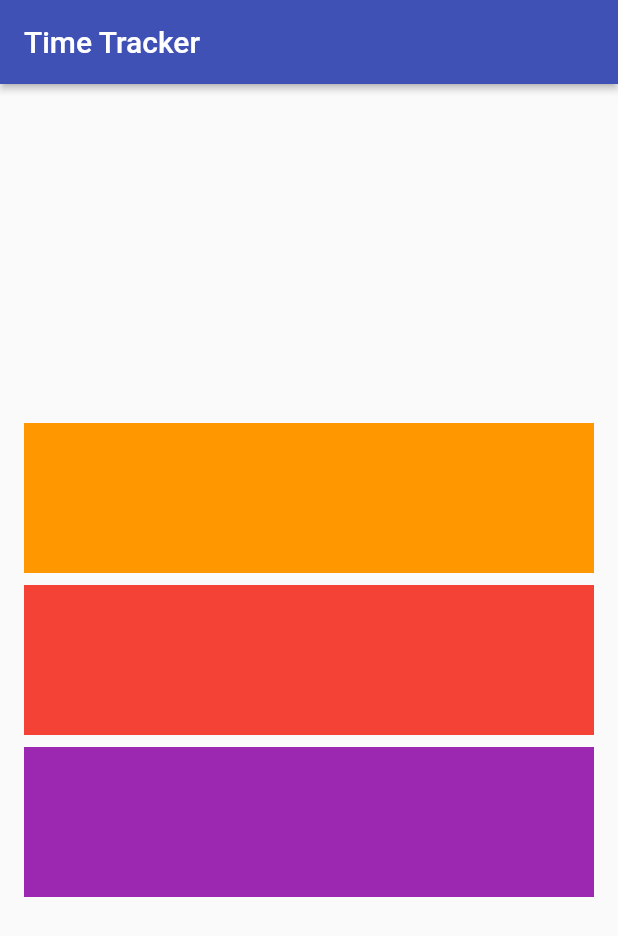
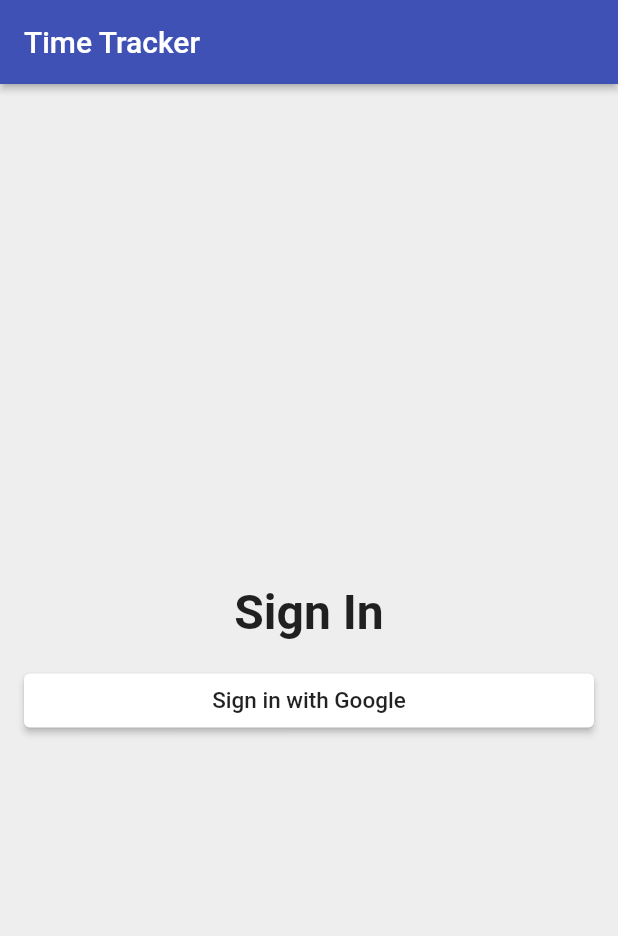
Before and after one commit to L-Sypniewski/TimeTrackerUdemy, a Flutter app: the screen it shows after launch, on a phone screen of 412 x 824 dp. Shown: the top 936 px of the screen. Run offline on Flutter 3.47's test engine with Material 2 defaults, Android fonts, the phone set to English and light mode, and no system bars.

Commit message:
After lesson #101

```diff
--- a/lib/app/sign_in/sign_in_page.dart
+++ b/lib/app/sign_in/sign_in_page.dart
@@ -1,4 +1,5 @@
 import 'package:flutter/material.dart';
+import 'package:time_tracker_flutter_course/common_widgets/custom_raised_button.dart';
 
 class SignInPage extends StatelessWidget {
   @override
@@ -9,6 +10,7 @@ class SignInPage extends StatelessWidget {
         elevation: 2.0,
       ),
       body: _buildContent(),
+      backgroundColor: Colors.grey[200],
     );
   }
 
@@ -19,30 +21,26 @@ class SignInPage extends StatelessWidget {
         crossAxisAlignment: CrossAxisAlignment.stretch,
         mainAxisAlignment: MainAxisAlignment.center,
         children: <Widget>[
-          Container(
-            color: Colors.orange,
-            child: SizedBox(
-              height: 100.0,
-            ),
+          Text(
+            'Sign In',
+            textAlign: TextAlign.center,
+            style: TextStyle(fontSize: 32, fontWeight: FontWeight.w600),
           ),
           SizedBox(
             height: 8,
           ),
-          Container(
-            color: Colors.red,
-            child: SizedBox(
-              height: 100.0,
+          SizedBox(
+            height: 8.0,
+          ),
+          CustomRaisedButton(
+            child: Text(
+              'Sign in with Google',
+              style: TextStyle(color: Colors.black87, fontSize: 15),
             ),
+            color: Colors.white,
+            borderRadius: 4.0,
+            onPressed: () {},
           ),
-          SizedBox(
-            height: 8,
-          ),
-          Container(
-            color: Colors.purple,
-            child: SizedBox(
-              height: 100.0,
-            ),
-          )
         ],
       ),
     );
--- /dev/null
+++ b/lib/common_widgets/custom_raised_button.dart
@@ -0,0 +1,28 @@
+import 'package:flutter/material.dart';
+
+class CustomRaisedButton extends StatelessWidget {
+  CustomRaisedButton({
+    this.child,
+    this.color,
+    this.borderRadius,
+    this.onPressed,
+  });
+
+  final Widget child;
+  final Color color;
+  final double borderRadius;
+  final VoidCallback onPressed;
+
+  @override
+  Widget build(BuildContext context) {
+    return RaisedButton(
+      child: child,
+      color: color,
+      shape: RoundedRectangleBorder(
+          borderRadius: BorderRadius.all(
+        Radius.circular(borderRadius),
+      )),
+      onPressed: onPressed,
+    );
+  }
+}
```
